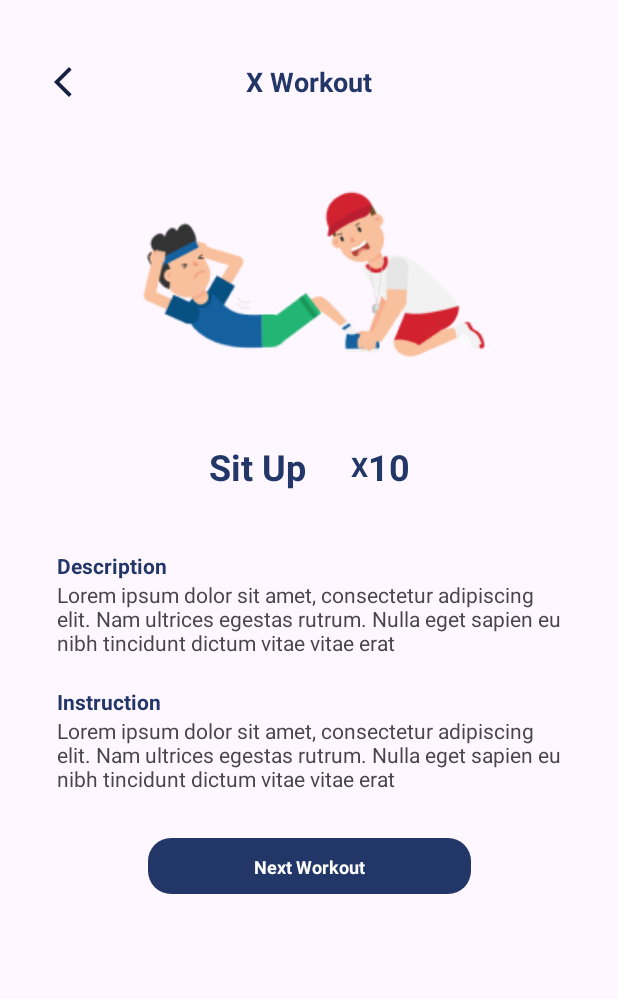
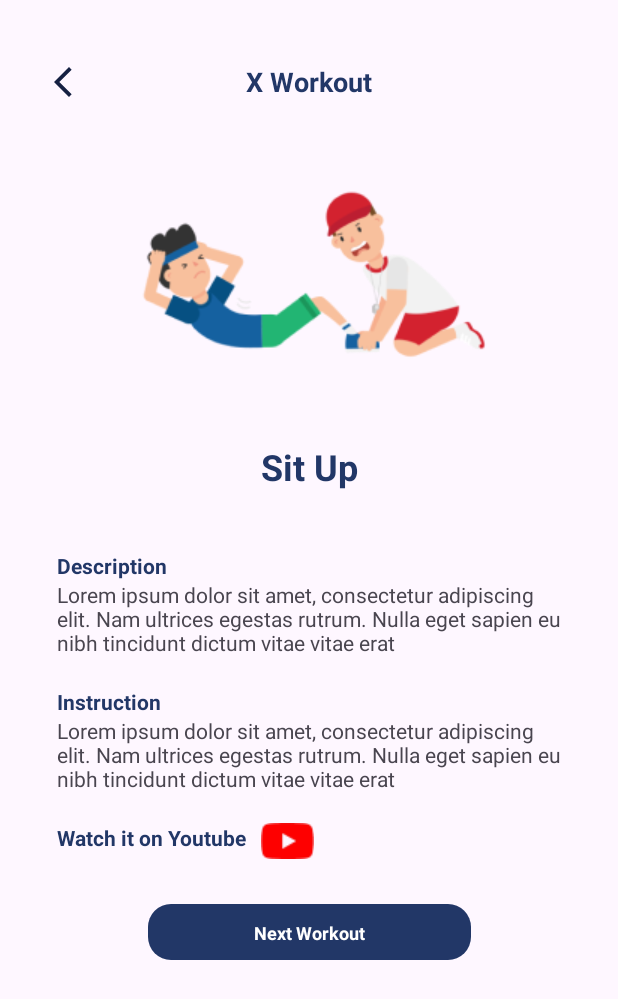
Before and after one commit to Bangkit-Capstone-001/android-bangkit-capstone, an Android app: the layout activity_workout_sequence.xml on its own in the app's theme, with its tools: preview values and no code run, on a phone screen of 412 x 824 dp. Shown: the top 999 px of the screen. Run offline under Robolectric (Android 15) with nearby library versions, the phone set to English and light mode, and no system bars.

Commit message:
dah bisa transisi

```diff
--- a/app/src/main/java/com/example/capstoneapp/viewmodel/Feature02/WorkoutPreference/WorkoutPreferenceViewModel.kt
+++ b/app/src/main/java/com/example/capstoneapp/viewmodel/Feature02/WorkoutPreference/WorkoutPreferenceViewModel.kt
@@ -4,7 +4,7 @@ import androidx.lifecycle.LiveData
 import androidx.lifecycle.MutableLiveData
 import androidx.lifecycle.ViewModel
 
-class WorkoutPreferenceViewModel() : ViewModel() {
+class WorkoutPreferenceViewModel : ViewModel() {
 
     private var _preferenceIndex = MutableLiveData<Int>()
     val preferenceIndex: LiveData<Int> = _preferenceIndex
--- a/app/src/main/res/layout/activity_workout_sequence.xml
+++ b/app/src/main/res/layout/activity_workout_sequence.xml
@@ -70,40 +70,18 @@
             android:textColor="#223767"
             app:layout_constraintStart_toStartOf="parent"
             app:layout_constraintTop_toTopOf="parent" />
-
-        <TextView
-            android:id="@+id/workoutSequence_tv_x"
-            android:layout_width="wrap_content"
-            android:layout_height="wrap_content"
-            android:text="X"
-            android:textSize="18sp"
-            android:textStyle="bold"
-            android:textColor="#223767"
-            android:layout_marginStart="30dp"
-            app:layout_constraintStart_toEndOf="@id/workoutSequence_tv_workoutNamePlaceholder"
-            app:layout_constraintTop_toTopOf="parent"
-            app:layout_constraintBottom_toBottomOf="parent"/>
-
-        <TextView
-            android:layout_width="wrap_content"
-            android:layout_height="wrap_content"
-            android:text="10"
-            android:textSize="24sp"
-            android:textStyle="bold"
-            android:textColor="#223767"
-            app:layout_constraintStart_toEndOf="@id/workoutSequence_tv_x"
-            app:layout_constraintTop_toTopOf="parent"/>
     </androidx.constraintlayout.widget.ConstraintLayout>
 
     <ScrollView
         android:layout_width="match_parent"
-        android:layout_height="wrap_content"
+        android:layout_height="0dp"
         app:layout_constraintTop_toBottomOf="@id/workoutSequence_cl_workoutTitleContainer"
         app:layout_constraintStart_toStartOf="parent"
-        app:layout_constraintEnd_toEndOf="parent">
+        app:layout_constraintEnd_toEndOf="parent"
+        app:layout_constraintBottom_toBottomOf="parent">
 
         <androidx.constraintlayout.widget.ConstraintLayout
-            android:layout_width="wrap_content"
+            android:layout_width="match_parent"
             android:layout_height="wrap_content">
 
             <!--    Description-->
@@ -169,7 +147,39 @@
             </androidx.constraintlayout.widget.ConstraintLayout>
 
             <androidx.constraintlayout.widget.ConstraintLayout
-                android:id="@+id/workoutSequence_cl_startWorkoutButton"
+                android:id="@+id/workoutSequence_cl_youtubeAnchorContainer"
+                android:layout_width="match_parent"
+                android:layout_height="wrap_content"
+                android:paddingHorizontal="38dp"
+                android:layout_marginTop="20dp"
+                app:layout_constraintStart_toStartOf="parent"
+                app:layout_constraintEnd_toEndOf="parent"
+                app:layout_constraintTop_toBottomOf="@id/workoutSequence_cl_instructionContainer">
+
+                <TextView
+                    android:id="@+id/workoutSequence_tv_youtubeAnchorTitle"
+                    android:layout_width="wrap_content"
+                    android:layout_height="wrap_content"
+                    android:text="Watch it on Youtube"
+                    android:textSize="14sp"
+                    android:textColor="#223767"
+                    android:textStyle="bold"
+                    app:layout_constraintStart_toStartOf="parent"
+                    app:layout_constraintTop_toTopOf="parent" />
+
+                <ImageView
+                    android:id="@+id/workoutSequence_iv_youtubeAnchorPlaceholder"
+                    android:layout_width="wrap_content"
+                    android:layout_height="wrap_content"
+                    android:src="@drawable/img_youtube"
+                    android:layout_marginStart="10dp"
+                    app:layout_constraintTop_toTopOf="parent"
+                    app:layout_constraintBottom_toBottomOf="parent"
+                    app:layout_constraintStart_toEndOf="@+id/workoutSequence_tv_youtubeAnchorTitle"/>
+            </androidx.constraintlayout.widget.ConstraintLayout>
+
+            <androidx.constraintlayout.widget.ConstraintLayout
+                android:id="@+id/workoutSequence_cl_nextWorkoutButton"
                 android:layout_width="215dp"
                 android:layout_height="37dp"
                 android:background="@drawable/shape_workout_list_button"
@@ -177,10 +187,10 @@
                 android:layout_marginBottom="26dp"
                 app:layout_constraintStart_toStartOf="parent"
                 app:layout_constraintEnd_toEndOf="parent"
-                app:layout_constraintTop_toBottomOf="@id/workoutSequence_cl_instructionContainer">
+                app:layout_constraintTop_toBottomOf="@id/workoutSequence_cl_youtubeAnchorContainer">
 
                 <TextView
-                    android:id="@+id/workoutSequence_tv_startWorkoutTitle"
+                    android:id="@+id/workoutSequence_tv_nextWorkoutTitle"
                     android:layout_width="wrap_content"
                     android:layout_height="wrap_content"
                     android:text="Next Workout"
```
Also changed, not shown: app/src/main/java/com/example/capstoneapp/ui/Feature02/WorkoutSequence/WorkoutSequenceActivity.kt (+62 -0 lines), app/src/main/java/com/example/capstoneapp/ui/Feature02/WorkoutStart/WorkoutStartActivity.kt (+8 -0 lines), app/src/main/java/com/example/capstoneapp/viewmodel/Feature02/WorkoutSequenceViewModel.kt (added, +19 -0 lines), app/src/main/res/drawable/img_youtube.png (added).
